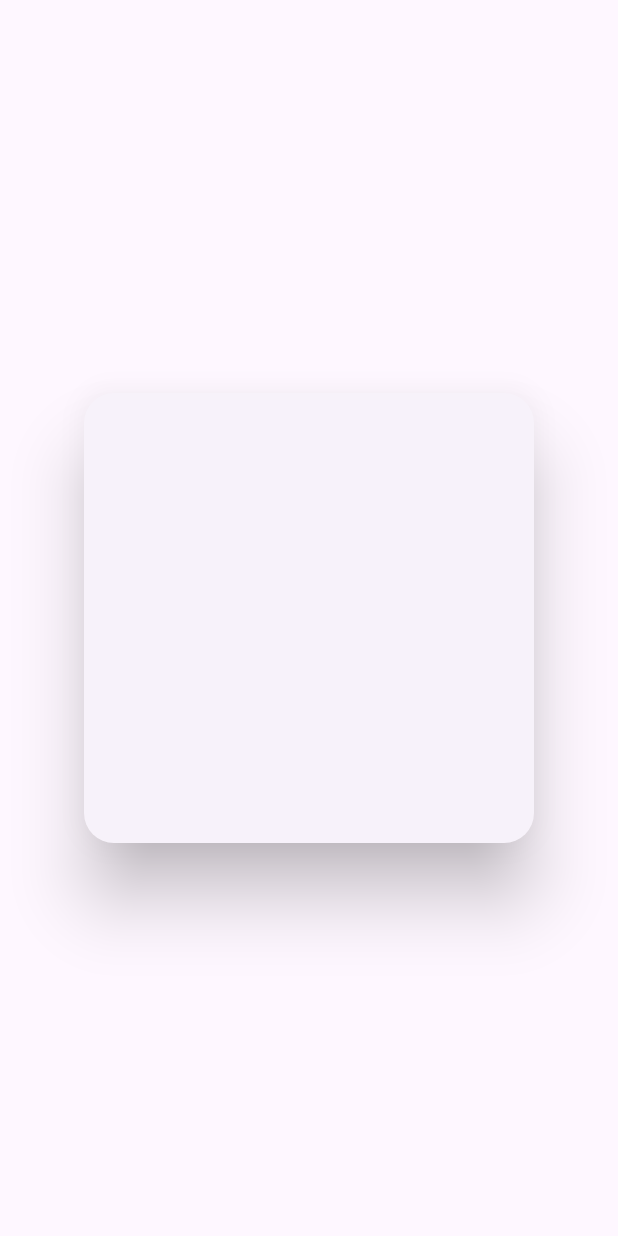
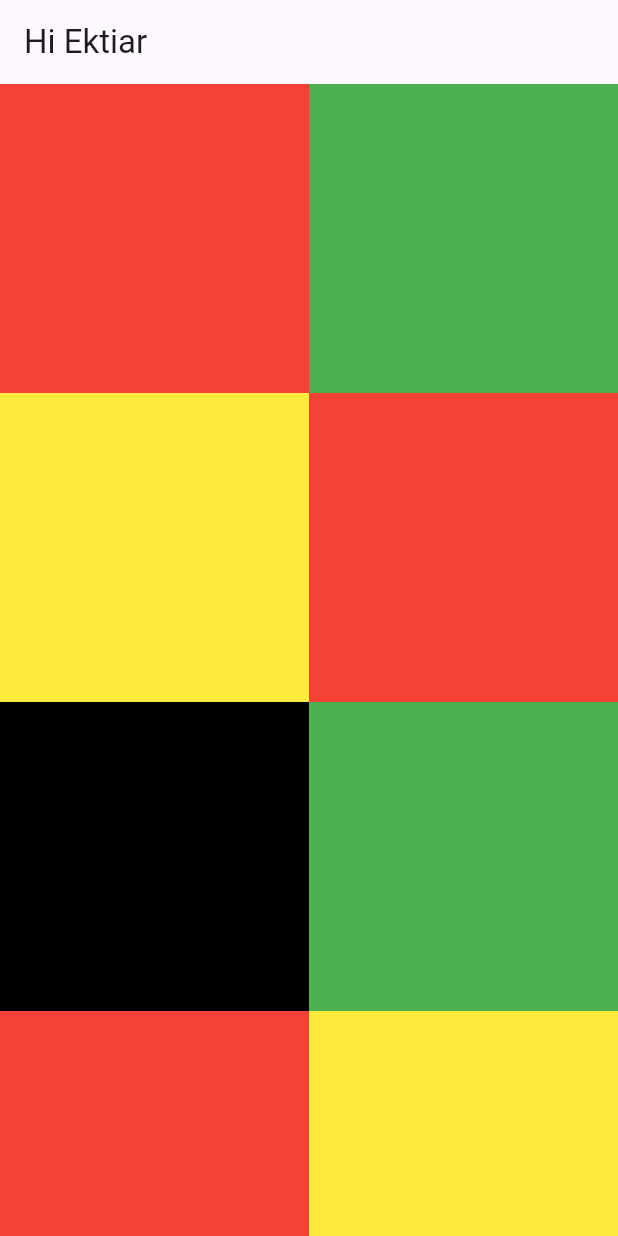
Before and after one commit to engektiar/FlutterFastApp, a Flutter app: the screen it shows after launch, on a phone screen of 412 x 824 dp. Run offline on Flutter 3.47's test engine with Material 3 defaults, Android fonts, the light colour scheme and no system bars.

Commit message:
GridView list add kora hoisa

```diff
--- a/lib/main.dart
+++ b/lib/main.dart
@@ -1,7 +1,7 @@
  import 'package:flutter/cupertino.dart';
 import 'package:flutter/material.dart';
 
-void main(){
+void main (){
   runApp(const MyApp());
  }
  class MyApp extends StatelessWidget {
@@ -10,21 +10,29 @@ void main(){
    @override
    Widget build(BuildContext context) {
      return MaterialApp(
-       debugShowCheckedModeBanner: false,
+       debugShowCheckedModeBanner:false,
        home: Scaffold(
-         body: Center(
-           child: Card(
-             elevation: 20,
-             shape: RoundedRectangleBorder(
-               borderRadius: BorderRadius.all((Radius.circular(20))),
-             ),
-             child: Container(
-               width: 300,
-               height: 300,
-             ),
-           ),
+         appBar:AppBar(
+           title: Text("Hi Ektiar"),
+         ),
+         body: GridView.count(
+           crossAxisCount: 2,
+           children: [
+             Container(color: Colors.red,),
+             Container(color: Colors.green,),
+             Container(color: Colors.yellow,),
+             Container(color: Colors.red,),
+             Container(color: Colors.black,),
+             Container(color: Colors.green,),
+             Container(color: Colors.red,),
+             Container(color: Colors.yellow,),
+             Container(color: Colors.black,),
+             Container(color: Colors.green,),
+           ],
+
          ),
        ),
+
      );
    }
  }
```
